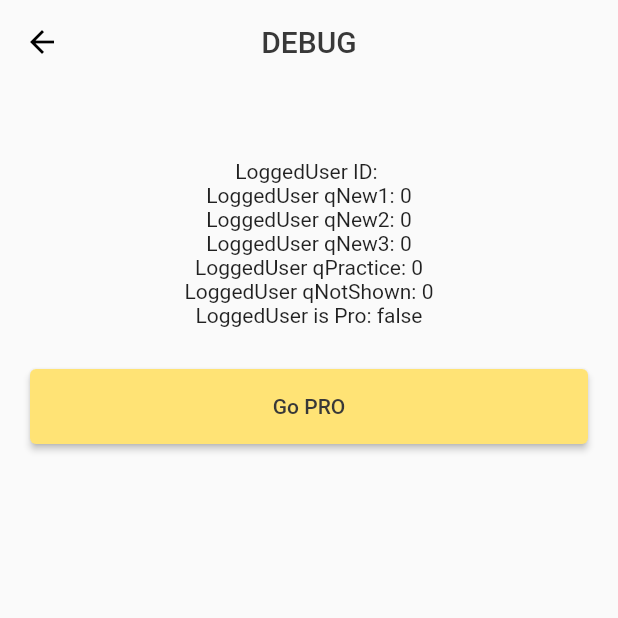
After one commit to arturoszulc/sepapka, a Flutter app: the DebugScreen screen opened directly, after a tap on the "arrow back" icon, on a phone screen of 412 x 824 dp, the top half of it. The commit adds this screen. Run offline on Flutter 3.47's test engine with Material 2 defaults, Android fonts, the phone set to English and light mode, and no system bars; drawn by our look-alikes of badges; our stand-ins replace cloud_firestore, firebase_auth, firebase_core, flutter_spinkit, get_it, google_sign_in and 1 more; accounts and stored records are empty.

Commit message:
0.1.7 - Moved all the debug data to DebugScreen

```diff
--- a/lib/utils/consts/nav.dart
+++ b/lib/utils/consts/nav.dart
@@ -14,5 +14,6 @@ enum Screen {
   sessionFinished,
   userRank,
   remark,
+  debug,
 
 }
--- /dev/null
+++ b/lib/view_layer/user_settings/debug_screen.dart
@@ -0,0 +1,83 @@
+import 'package:flutter/material.dart';
+import 'package:provider/provider.dart';
+import 'package:sepapka/model_layer/models/global_data.dart';
+import 'package:sepapka/utils/consts.dart';
+import 'package:sepapka/view_layer/custom_widgets/menu_button.dart';
+import 'package:sepapka/viewmodel_layer/manager.dart';
+import 'package:sepapka/utils/consts/nav.dart';
+
+
+class DebugScreen extends StatelessWidget {
+  const DebugScreen({Key? key}) : super(key: key);
+
+
+  @override
+  Widget build(BuildContext context) {
+    debugPrint('*** Debug Screen built ***');
+
+
+    return Scaffold(
+      appBar: AppBar(
+        leading: IconButton(
+          icon: const Icon(Icons.arrow_back, color: Colors.black),
+          onPressed: () => context.read<Manager>().navigate(Screen.settings),
+        ),
+        title: const Text('DEBUG'),
+        centerTitle: true,
+      ),
+      body: Padding(
+        padding: const EdgeInsets.symmetric(horizontal: 20.0),
+        child: Column(
+          children: [
+            const SizedBox(height: 50,),
+
+            Text('LoggedUser ID: ${context.read<Manager>().loggedUser!.documentId}'),
+            Text('LoggedUser qNew1: ${context.read<Manager>().loggedUser!.qListNew1.length}'),
+            Text('LoggedUser qNew2: ${context.read<Manager>().loggedUser!.qListNew2.length}'),
+            Text('LoggedUser qNew3: ${context.read<Manager>().loggedUser!.qListNew3.length}'),
+            Text(
+                'LoggedUser qPractice: ${context.read<Manager>().loggedUser!.qListPractice.length}'),
+            Text(
+                'LoggedUser qNotShown: ${context.read<Manager>().loggedUser!.qListNotShown.length}'),
+            Text('LoggedUser is Pro: ${context.read<Manager>().loggedUser!.isPro.toString()}'),
+            const SizedBox(height: 20.0),
+
+            MenuButton(
+              label: context.read<Manager>().loggedUser!.isPro ? 'Go FREE' : 'Go PRO',
+              onPressed: () async {
+                var result = await goProDialog(context);
+                if (result) await context.read<Manager>().goPro(!context.read<Manager>().loggedUser!.isPro);
+              },),
+          ],
+        ),
+      ),
+    );
+
+  }
+
+  // DELETE THIS WIDGET RIGHT AFTER DELETING GO PRO/FREE BUTTON
+
+  Future goProDialog(BuildContext context) {
+    return showDialog(
+      barrierDismissible: false,
+      context: context,
+      builder: (BuildContext context) => AlertDialog(
+        title: Text('Czy na pewno chcesz to zrobić?'),
+        actions: [
+          TextButton(
+            onPressed: () {
+              Navigator.of(context, rootNavigator: true).pop(false);
+            },
+            child: const Text('Nie'),
+          ),
+          TextButton(
+            onPressed: () {
+              Navigator.of(context, rootNavigator: true).pop(true);
+            },
+            child: const Text('Tak'),
+          ),
+        ],
+      ),
+    );
+  }
+}
--- a/lib/view_layer/user_settings/settings_main_screen.dart
+++ b/lib/view_layer/user_settings/settings_main_screen.dart
@@ -129,13 +129,7 @@ class SettingsScreen extends StatelessWidget {
               // ),
               const SizedBox(height: 20.0),
               const SizedBox(height: 20.0),
-              MenuButton(
-                  label: context.read<Manager>().loggedUser!.isPro ? 'Go FREE' : 'Go PRO',
-                  onPressed: () async {
-                    var result = await goProDialog(context);
-                    if (result) await context.read<Manager>().goPro(!context.read<Manager>().loggedUser!.isPro);
-                  },),
-              const SizedBox(height: 20.0),
+
               MenuButton(label: 'Reset User Data', onPressed: () {
                 context.read<Manager>().resetUserProgress();
               },),
@@ -146,33 +140,14 @@ class SettingsScreen extends StatelessWidget {
             ],
           ),
         ),
+        floatingActionButton: FloatingActionButton(
+            child: const Text('Debug'),
+            onPressed: () {
+          context.read<Manager>().navigate(Screen.debug);
+        }),
       ),
     );
   }
 
-  // DELETE THIS WIDGET RIGHT AFTER DELETING GO PRO/FREE BUTTON
 
-  Future goProDialog(BuildContext context) {
-    return showDialog(
-      barrierDismissible: false,
-      context: context,
-      builder: (BuildContext context) => AlertDialog(
-        title: Text('Czy na pewno chcesz to zrobić?'),
-        actions: [
-          TextButton(
-            onPressed: () {
-              Navigator.of(context, rootNavigator: true).pop(false);
-            },
-            child: const Text('Nie'),
-          ),
-          TextButton(
-            onPressed: () {
-              Navigator.of(context, rootNavigator: true).pop(true);
-            },
-            child: const Text('Tak'),
-          ),
-        ],
-      ),
-    );
-  }
 }
--- a/lib/view_layer/wrapper.dart
+++ b/lib/view_layer/wrapper.dart
@@ -10,6 +10,7 @@ import 'package:sepapka/view_layer/question_single/remark_screen.dart';
 import 'package:sepapka/view_layer/ranking/user_ranking_screen.dart';
 import 'package:sepapka/view_layer/question_single/session_finished_screen.dart';
 import 'package:sepapka/view_layer/user_settings/change_user_data_screen.dart';
+import 'package:sepapka/view_layer/user_settings/debug_screen.dart';
 import 'package:sepapka/view_layer/user_settings/settings_main_screen.dart';
 import 'package:sepapka/viewmodel_layer/manager.dart';
 
@@ -146,6 +147,9 @@ class Wrapper extends StatelessWidget {
       case Screen.remark:
         return RemarkScreen();
         break;
+      case Screen.debug:
+        return DebugScreen();
+        break;
     }
   }
 }
```
Also changed, not shown: lib/view_layer/menu/menu_main_screen.dart (+2 -14 lines).
